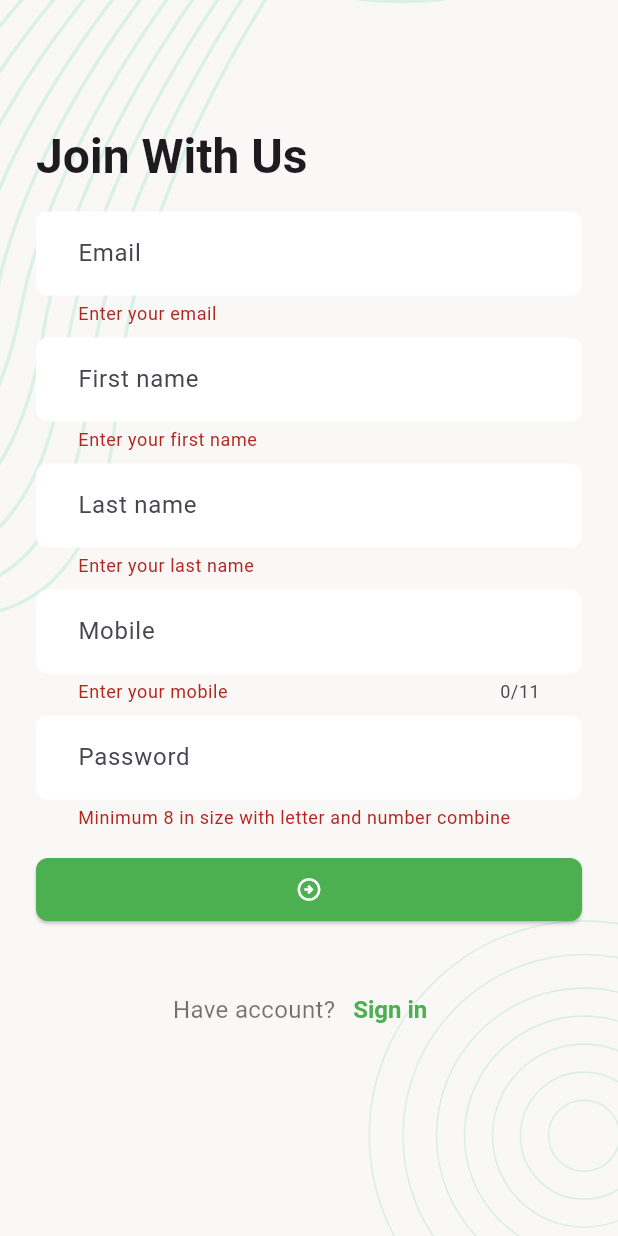
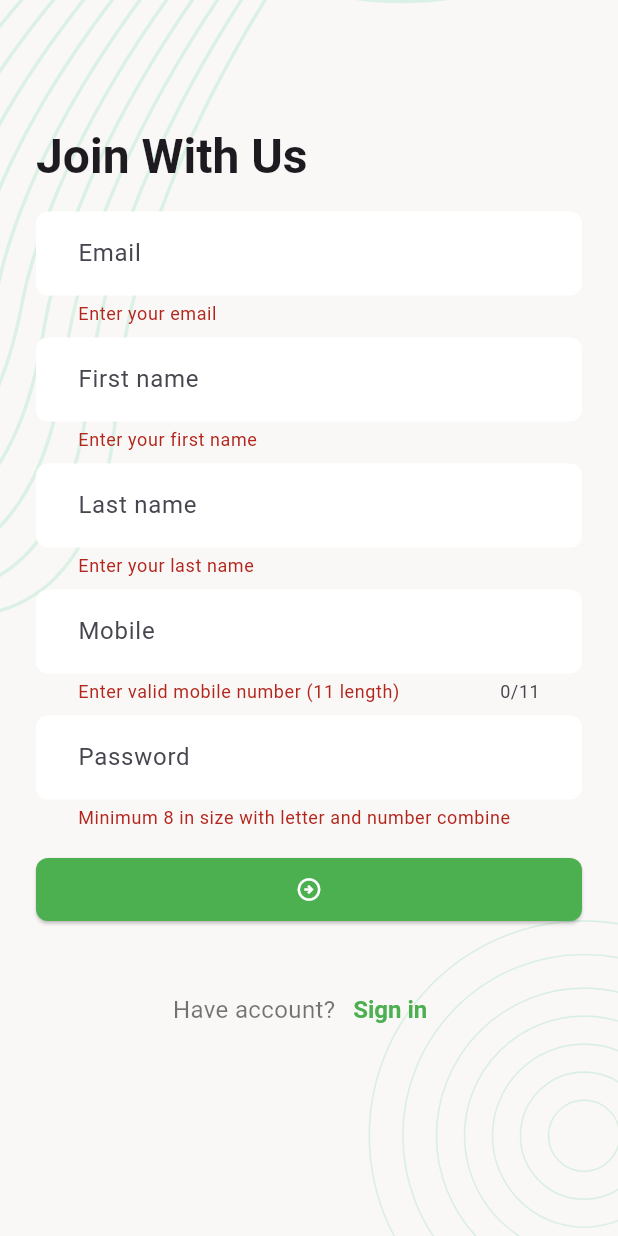
Before and after one commit to sajidrec/flutter_task_manager, a Flutter app: the SignUpScreen screen opened directly, after a tap on the "arrow circle right" icon, on a phone screen of 412 x 824 dp. Run offline on Flutter 3.47's test engine with Material 3 defaults, Android fonts, the phone set to English and light mode, and no system bars; our stand-ins replace flutter_svg, image_picker, pin_code_fields, shared_preferences; accounts and stored records are empty.

Commit message:
number length check on sign up added

```diff
--- a/lib/presentation/screens/auth/sign_up_screen.dart
+++ b/lib/presentation/screens/auth/sign_up_screen.dart
@@ -97,8 +97,8 @@ class _SignUpScreenState extends State<SignUpScreen> {
                       hintText: 'Mobile',
                     ),
                     validator: (String? value) {
-                      if (value?.trim().isEmpty ?? true) {
-                        return 'Enter your mobile';
+                      if (value?.trim().length != 11 ?? true) {
+                        return 'Enter valid mobile number (11 length)';
                       }
                       return null;
                     },
@@ -114,10 +114,9 @@ class _SignUpScreenState extends State<SignUpScreen> {
                       hintText: 'Password',
                     ),
                     validator: (value) {
-                      if(passwordIsValid(value)){
+                      if (passwordIsValid(value)) {
                         return null;
-                      }
-                      else{
+                      } else {
                         return "Minimum 8 in size with letter and number combine";
                       }
                     },
--- a/lib/presentation/widgets/profile_app_bar.dart
+++ b/lib/presentation/widgets/profile_app_bar.dart
@@ -34,9 +34,9 @@ PreferredSizeWidget get profileAppBar {
       child: Row(
         children: [
           CircleAvatar(
-            // TODO: fix profile picture null
-            backgroundImage:
-                MemoryImage(base64Decode(AuthController.userData!.photo!)),
+            backgroundImage: MemoryImage(
+              base64Decode(AuthController.userData!.photo),
+            ),
           ),
           const SizedBox(
             width: 12,
```
Also changed, not shown: lib/presentation/screens/update_profile_screen.dart (+13 -0 lines).
